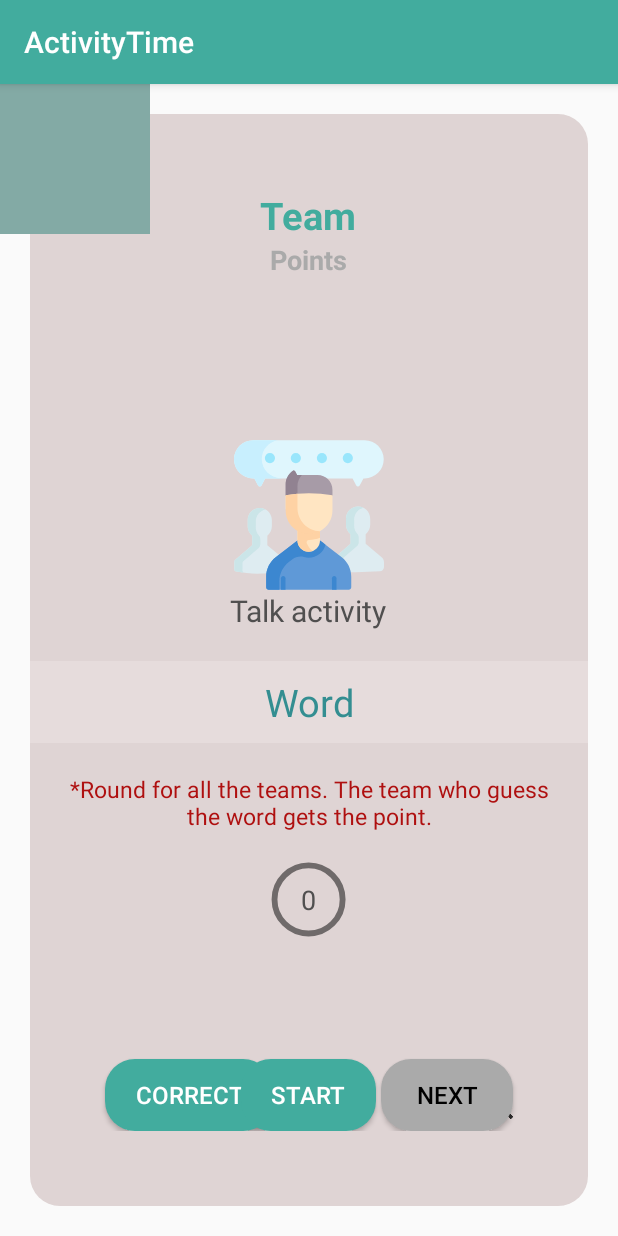
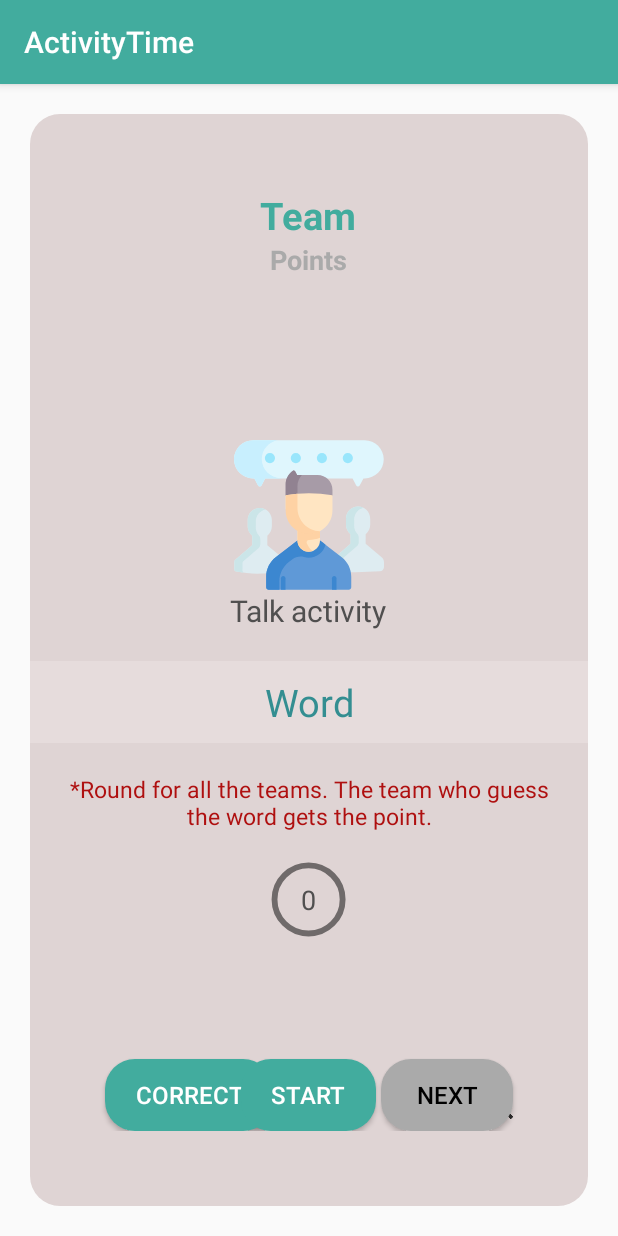
Before and after one commit to AnnaMGh/ConvivialTime, an Android app: the fragment GameFragment shown on its own in the app's theme, after a tap on "CONTINUE", on a phone screen of 412 x 824 dp. Run offline under Robolectric (Android 15) with nearby library versions, the phone set to English and light mode, and no system bars; our stand-ins replace ButterKnife; 7 statements that could not run were skipped.

Commit message:
07.05.2021: - idk for sure

```diff
--- a/app/src/main/java/com/anaghizdavat/activity/activities/MainActivity.java
+++ b/app/src/main/java/com/anaghizdavat/activity/activities/MainActivity.java
@@ -61,7 +61,7 @@ public class MainActivity extends BaseActivity {
         setListeners();
 
         //check tutorial status
-        GlobalSingleton.getInstance().setString(Constants.KEY_TUTORIAL, "", this); //TODO remove this
+       // GlobalSingleton.getInstance().setString(Constants.KEY_TUTORIAL, "", this); //TODO remove this
     }
 
     @Override
--- a/app/src/main/java/com/anaghizdavat/activity/fragments/GameFragment.java
+++ b/app/src/main/java/com/anaghizdavat/activity/fragments/GameFragment.java
@@ -50,10 +50,6 @@ import butterknife.ButterKnife;
 public class GameFragment extends BaseFragment {
 
     //views
-
-    //next team
-    @BindView(R.id.test)
-    View test;
 
     @BindView(R.id.rl_next_team)
     RelativeLayout rlNextTeam;
@@ -465,16 +461,15 @@ public class GameFragment extends BaseFragment {
 
         int textPos = (displayMetrics.heightPixels
                 - GlobalSingleton.getInstance().convertDpToPixel(
-                (GlobalSingleton.getInstance().isTablet(currentActivity)?150:200), currentActivity));
+                (GlobalSingleton.getInstance().isTablet(currentActivity)?150:180), currentActivity));
 
         //view targets
         final TutorialTarget[] targets = new TutorialTarget[]{
-                //  new TutorialTarget(txtTeam, 0,
-                new TutorialTarget(getActivity().findViewById(R.id.test), 0,
-                        getResources().getString(getResources().getIdentifier("tutorial_01_01",
-                                "string", currentActivity.getPackageName())),
-                        textPos,
-                        FocusView.FocusShape.Rectangle),
+//                new TutorialTarget(getActivity().findViewById(R.id.test), 0,
+//                        getResources().getString(getResources().getIdentifier("tutorial_01_01",
+//                                "string", currentActivity.getPackageName())),
+//                        textPos,
+//                        FocusView.FocusShape.Rectangle),
                 new TutorialTarget(getActivity().findViewById(R.id.txt_team), 0,
                         getResources().getString(getResources().getIdentifier("tutorial_01_01",
                                 "string", currentActivity.getPackageName())),
@@ -567,7 +562,7 @@ public class GameFragment extends BaseFragment {
 
         int textPos = (displayMetrics.heightPixels
                 - GlobalSingleton.getInstance().convertDpToPixel(
-                (GlobalSingleton.getInstance().isTablet(currentActivity)?150:200), currentActivity));
+                (GlobalSingleton.getInstance().isTablet(currentActivity)?150:180), currentActivity));
 
         //view targets
         final TutorialTarget[] targets = new TutorialTarget[]{
--- a/app/src/main/res/layout-large/fragment_game.xml
+++ b/app/src/main/res/layout-large/fragment_game.xml
@@ -1567,10 +1567,10 @@
         </RelativeLayout>
     </ScrollView>
 
-    <View
-        android:id="@+id/test"
-        android:layout_width="100dp"
-        android:layout_height="100dp"
-        android:background="@color/colorBlue" />
+<!--    <View-->
+<!--        android:id="@+id/test"-->
+<!--        android:layout_width="100dp"-->
+<!--        android:layout_height="100dp"-->
+<!--        android:background="@color/colorBlue" />-->
 
 </RelativeLayout>
--- a/app/src/main/res/layout/fragment_game.xml
+++ b/app/src/main/res/layout/fragment_game.xml
@@ -1574,11 +1574,11 @@
         </RelativeLayout>
     </ScrollView>
 
-    <View
-        android:id="@+id/test"
-        android:layout_width="100dp"
-        android:layout_height="100dp"
-        android:background="@color/colorBlue" />
+<!--    <View-->
+<!--        android:id="@+id/test"-->
+<!--        android:layout_width="100dp"-->
+<!--        android:layout_height="100dp"-->
+<!--        android:background="@color/colorBlue" />-->
 
 
 </RelativeLayout>
```
